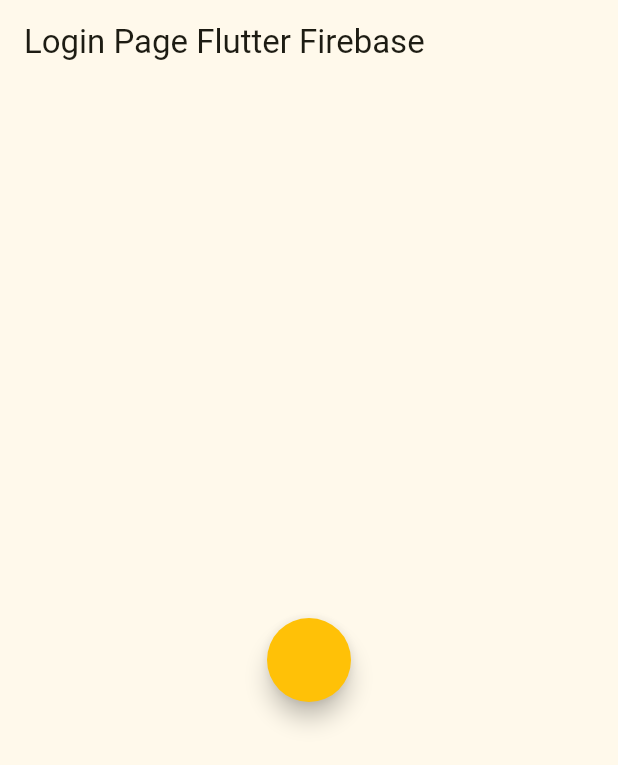
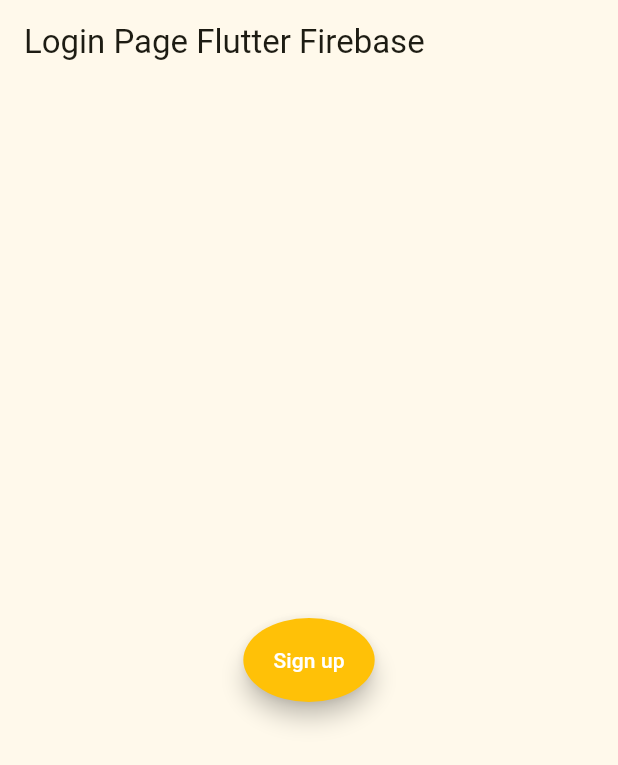
Before and after one commit to elisamongelli/ToDoApp-YT, a Flutter app: the screen it shows after launch, on a phone screen of 412 x 824 dp. Shown: the top 765 px of the screen. Run offline on Flutter 3.47's test engine with Material 3 defaults, Android fonts, the light colour scheme and no system bars; our stand-ins replace rxdart; missing offline and left inert: mysql_client; network calls fail.

Commit message:
Small edit to sign up button

```diff
--- a/app/todoapp/lib/UI/Login/loginscreen.dart
+++ b/app/todoapp/lib/UI/Login/loginscreen.dart
@@ -16,12 +16,13 @@ class _LoginPageState extends State<LoginPage> {
         title: const Text("Login Page Flutter Firebase"),
       ),
       body: Center(
-        child: FloatingActionButton(
+        child: FloatingActionButton.extended(
+          label: const Text("Sign up"),
           backgroundColor: Colors.amber,
           foregroundColor: Colors.white,
-          shape: const CircleBorder(),
+          shape: const OvalBorder(),
           onPressed:() {
-            bloc.signupUser("imateapot6", "teapot6@gmail.com", "teapot", "Elisa", "Mongelli");
+            bloc.signupUser("imateapot8", "teapot8@gmail.com", "teapot", "Elisa", "Mongelli");
           },
         ),
       )
```
Also changed, not shown: app/todoapp/pubspec.lock.
